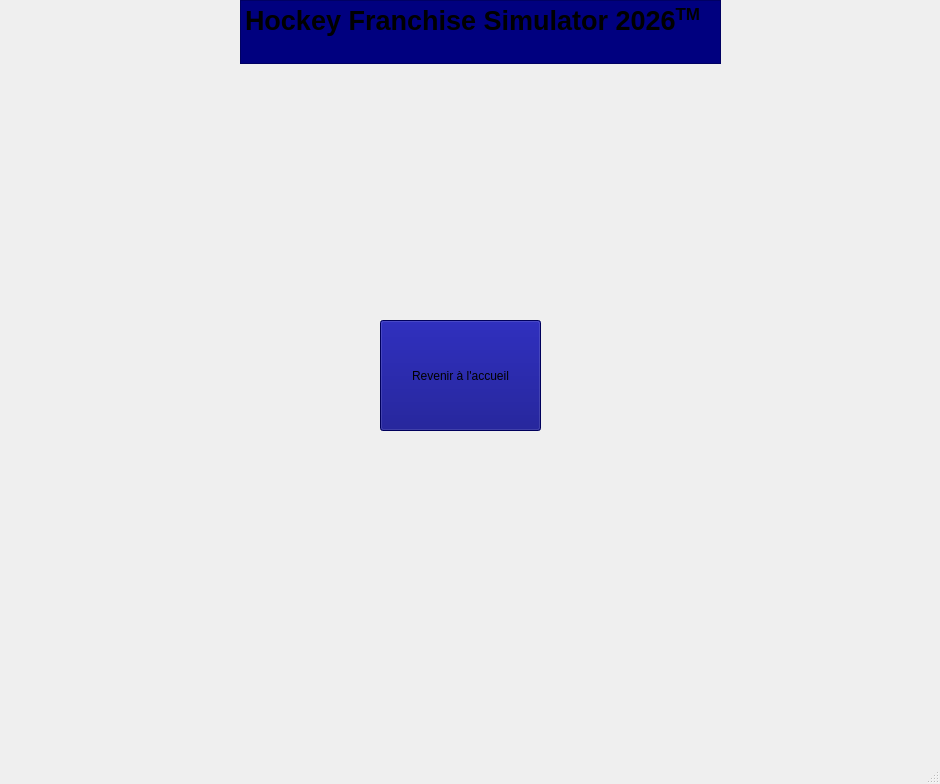
Before: the Qt Designer form mainwindow.ui in cgiroux527/PROJET_HOCKEY_SIMULATOR, drawn with Qt 5.
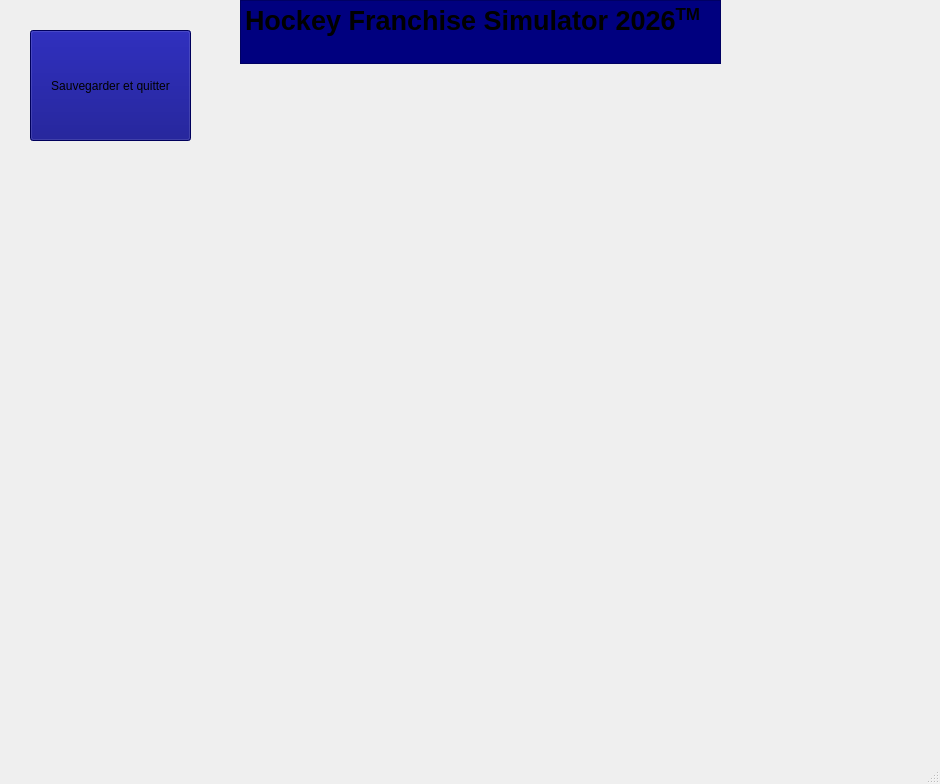
After: the same form once the commit is applied. The open tabs and pages were chosen to show the change.

```diff
--- a/mainwindow.ui
+++ b/mainwindow.ui
@@ -651,8 +651,8 @@
      <widget class="QPushButton" name="BoutonAccueil">
       <property name="geometry">
        <rect>
-        <x>380</x>
-        <y>320</y>
+        <x>30</x>
+        <y>30</y>
         <width>161</width>
         <height>111</height>
        </rect>
@@ -661,7 +661,7 @@
        <string notr="true">background-color: rgb(0, 0, 127);</string>
       </property>
       <property name="text">
-       <string>Revenir à l'accueil</string>
+       <string>Sauvegarder et quitter</string>
       </property>
      </widget>
     </widget>
```
Left out of the diff: 4 changed lines with no effect on the pictures.
